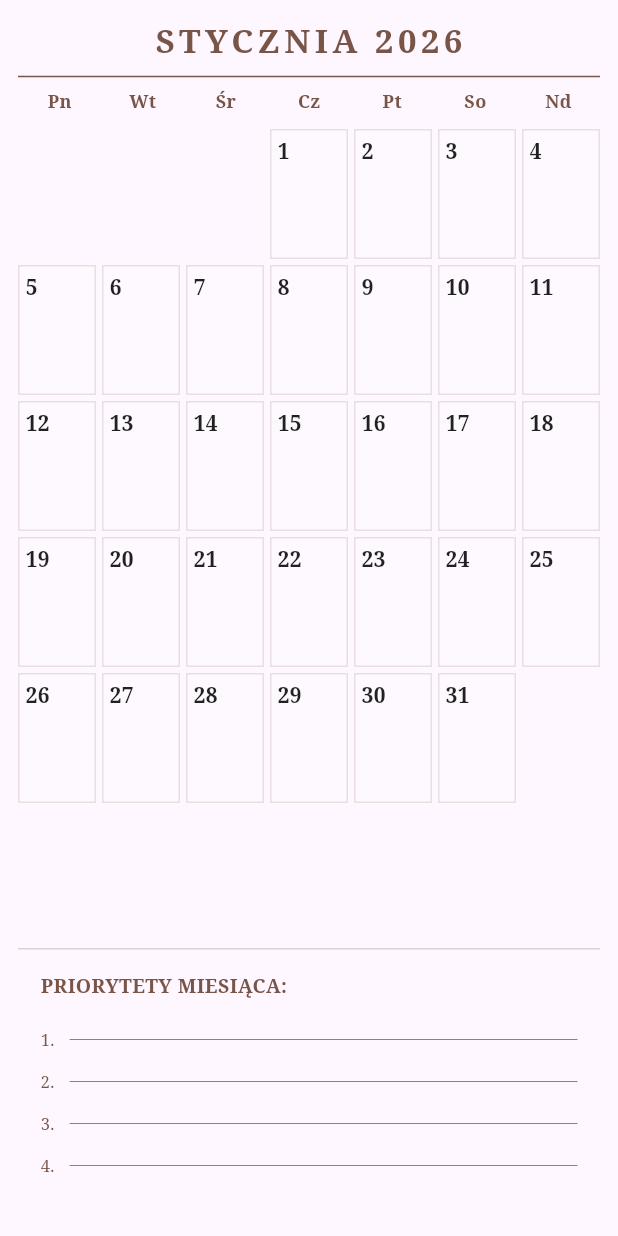
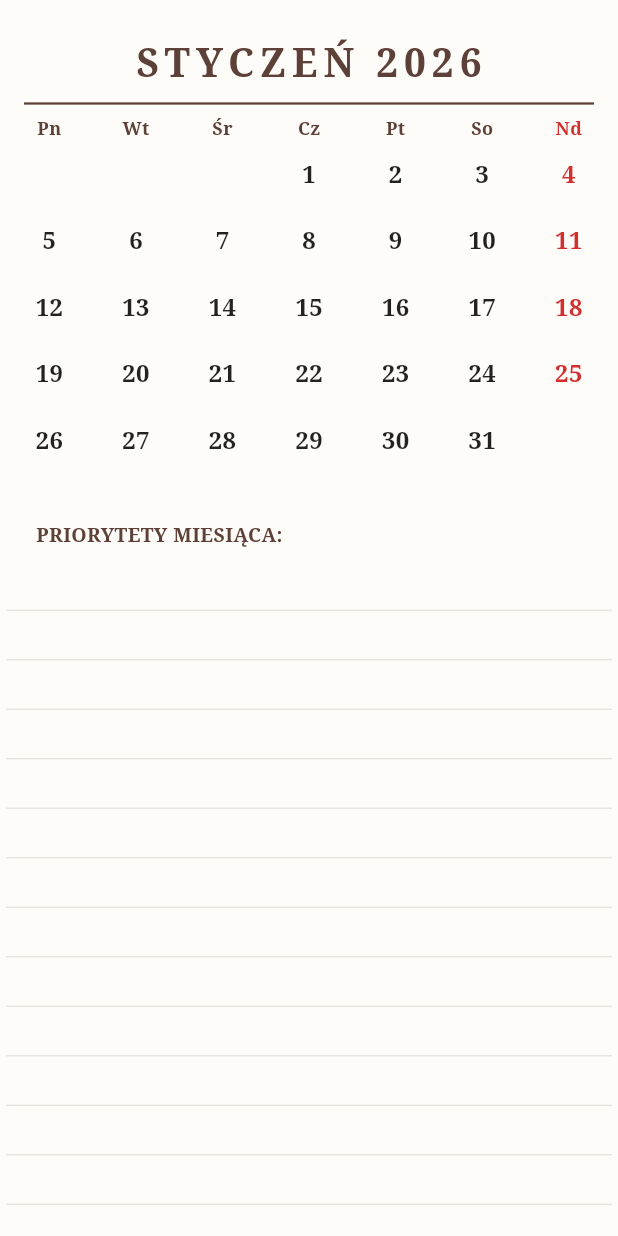
Before and after one commit to pszyma2/vintage_organizer, a Flutter app: the MonthView screen opened directly with empty values, on a phone screen of 412 x 824 dp. Run offline on Flutter 3.47's test engine with Material 3 defaults, Android fonts, the phone set to English and light mode, and no system bars.

Commit message:
Niedziele na czerwono i czysty kalendarz

```diff
--- a/lib/month_view.dart
+++ b/lib/month_view.dart
@@ -2,7 +2,7 @@ import 'package:flutter/material.dart';
 import 'package:intl/intl.dart';
 
 class MonthView extends StatefulWidget {
-  final int initialMonth; // Przywracamy parametr, który wywalał błąd
+  final int initialMonth;
 
   const MonthView({super.key, required this.initialMonth});
 
@@ -16,66 +16,66 @@ class _MonthViewState extends State<MonthView> {
   @override
   void initState() {
     super.initState();
-    // Ustawiamy start na miesiącu wybranym w widoku roku
     _pageController = PageController(initialPage: widget.initialMonth - 1);
   }
 
   @override
   Widget build(BuildContext context) {
-    return PageView.builder(
+    return Scaffold(
+      backgroundColor: const Color(0xFFFDFCF8),
+      body: PageView.builder(
         controller: _pageController,
         itemBuilder: (context, index) {
           DateTime displayDate = DateTime(2026, index + 1);
           String monthName = DateFormat(
-          'MMMM yyyy',
+            'LLLL yyyy',
             'pl_PL',
           ).format(displayDate).toUpperCase();
 
           return Padding(
-          padding: const EdgeInsets.all(12.0),
+            padding: const EdgeInsets.only(top: 24, left: 4, right: 4),
             child: Column(
               children: [
                 Text(
                   monthName,
                   style: const TextStyle(
-                  fontSize: 22,
+                    fontSize: 26,
                     fontWeight: FontWeight.bold,
-                  letterSpacing: 3,
-                  color: Colors.brown,
+                    letterSpacing: 4,
+                    color: Color(0xFF5D4037),
                   ),
                 ),
-              const Divider(color: Colors.brown, thickness: 1),
+                const Padding(
+                  padding: EdgeInsets.symmetric(horizontal: 12.0),
+                  child: Divider(color: Color(0xFF5D4037), thickness: 1.5),
+                ),
                 _buildDaysOfWeek(),
 
-              // Siatka dni - powiększona pod S24 Ultra
-              Expanded(child: _buildDaysGrid(displayDate)),
+                // Kalendarz - teraz całkowicie bez linii (czysty widok)
+                Expanded(flex: 2, child: _buildDaysGrid(displayDate)),
 
-              // Sekcja priorytetów na dole
-              Container(
-                height: 180,
-                width: double.infinity,
-                padding: const EdgeInsets.all(15),
-                decoration: BoxDecoration(
-                  border: Border(
-                    top: BorderSide(color: Colors.brown.withAlpha(60)),
-                  ),
-                ),
+                // SEKCJA NOTATNIKA - Linie od brzegu do brzegu
+                Expanded(
+                  flex: 4,
                   child: Column(
                     crossAxisAlignment: CrossAxisAlignment.start,
                     children: [
-                    const Text(
+                      const Padding(
+                        padding: EdgeInsets.only(left: 20, top: 10, bottom: 8),
+                        child: Text(
                           "PRIORYTETY MIESIĄCA:",
                           style: TextStyle(
                             fontSize: 13,
                             fontWeight: FontWeight.bold,
-                        color: Colors.brown,
+                            color: Color(0xFF5D4037),
                           ),
                         ),
-                    const SizedBox(height: 12),
-                    _priorityLine("1."),
-                    _priorityLine("2."),
-                    _priorityLine("3."),
-                    _priorityLine("4."),
+                      ),
+                      Expanded(
+                        child: _buildNotebookLines(
+                          14,
+                        ), // Jeszcze więcej linii na notatki
+                      ),
                     ],
                   ),
                 ),
@@ -83,28 +83,31 @@ class _MonthViewState extends State<MonthView> {
             ),
           );
         },
+      ),
     );
   }
 
   Widget _buildDaysOfWeek() {
     List<String> days = ['Pn', 'Wt', 'Śr', 'Cz', 'Pt', 'So', 'Nd'];
     return Row(
-      children: days
-          .map(
-            (day) => Expanded(
+      children: List.generate(7, (index) {
+        // Niedziela (index 6) na czerwono
+        Color dayColor = (index == 6)
+            ? Colors.red.shade700
+            : const Color(0xFF5D4037);
+        return Expanded(
           child: Center(
             child: Text(
-                  day,
-                  style: const TextStyle(
+              days[index],
+              style: TextStyle(
                 fontSize: 12,
                 fontWeight: FontWeight.bold,
-                    color: Colors.brown,
+                color: dayColor,
               ),
             ),
           ),
-            ),
-          )
-          .toList(),
+        );
+      }),
     );
   }
 
@@ -113,33 +116,28 @@ class _MonthViewState extends State<MonthView> {
     int firstWeekday = DateTime(date.year, date.month, 1).weekday;
 
     return GridView.builder(
-      padding: const EdgeInsets.only(top: 10),
       physics: const NeverScrollableScrollPhysics(),
       gridDelegate: const SliverGridDelegateWithFixedCrossAxisCount(
         crossAxisCount: 7,
-        mainAxisSpacing: 4,
-        crossAxisSpacing: 4,
-        childAspectRatio: 0.6,
+        childAspectRatio:
+            1.3, // Jeszcze bardziej płaskie, by zyskać miejsce na notatnik
       ),
       itemCount: daysInMonth + (firstWeekday - 1),
       itemBuilder: (context, index) {
         if (index < firstWeekday - 1) return const SizedBox();
         int dayNumber = index - (firstWeekday - 2);
 
+        // Obliczamy czy to niedziela (niedziela w tej siatce to zawsze index będący wielokrotnością 7 minus 1)
+        bool isSunday = (index + 1) % 7 == 0;
+
         return Container(
-          decoration: BoxDecoration(
-            border: Border.all(color: Colors.brown.withAlpha(40)),
-            color: Colors.white.withAlpha(30),
-          ),
-          child: Padding(
-            padding: const EdgeInsets.all(4.0),
+          alignment: Alignment.center,
           child: Text(
             "$dayNumber",
-              style: const TextStyle(
-                fontSize: 14,
+            style: TextStyle(
+              fontSize: 16,
               fontWeight: FontWeight.bold,
-                color: Colors.black87,
-              ),
+              color: isSunday ? Colors.red.shade700 : Colors.black87,
             ),
           ),
         );
@@ -147,19 +145,17 @@ class _MonthViewState extends State<MonthView> {
     );
   }
 
-  Widget _priorityLine(String label) {
-    return Padding(
-      padding: const EdgeInsets.symmetric(vertical: 6),
-      child: Row(
-        children: [
-          Text(
-            label,
-            style: const TextStyle(fontSize: 11, color: Colors.brown),
+  Widget _buildNotebookLines(int count) {
+    return ListView.separated(
+      padding: EdgeInsets.zero,
+      physics: const NeverScrollableScrollPhysics(),
+      itemCount: count,
+      separatorBuilder: (context, index) => Divider(
+        color: const Color(0xFF5D4037).withAlpha(40),
+        height: 1,
+        thickness: 0.8,
       ),
-          const SizedBox(width: 10),
-          const Expanded(child: Divider(color: Colors.brown, thickness: 0.5)),
-        ],
-      ),
+      itemBuilder: (context, index) => const SizedBox(height: 32),
     );
   }
 }
```
Lines whose indentation alone changed are shown as unchanged.
